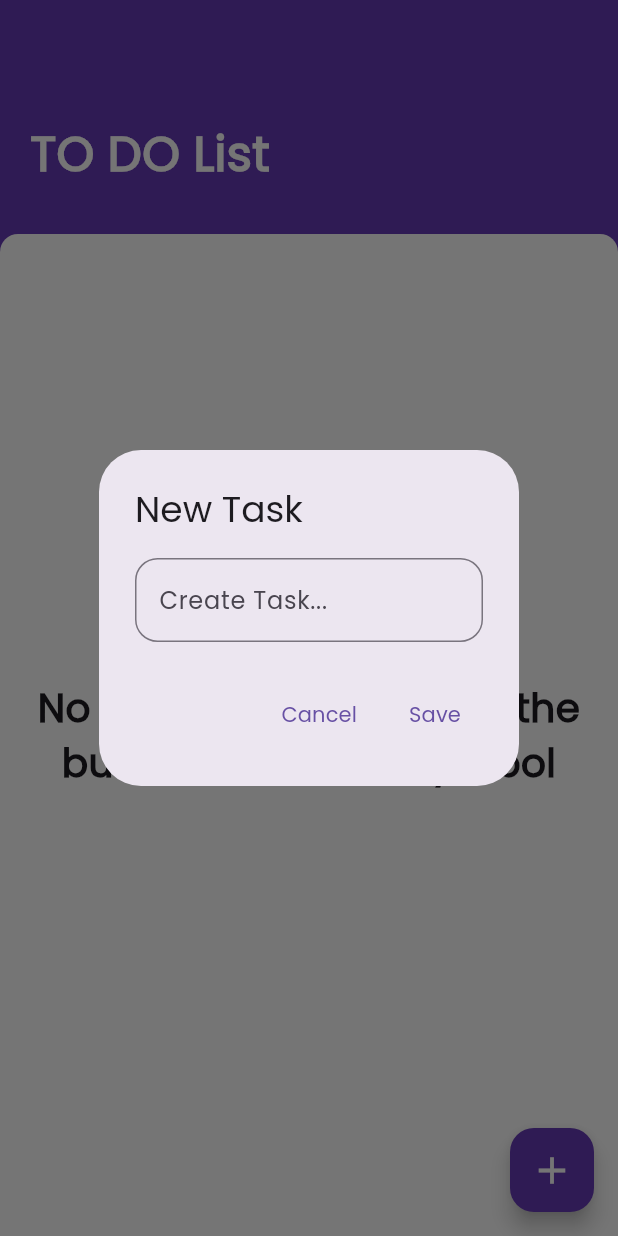
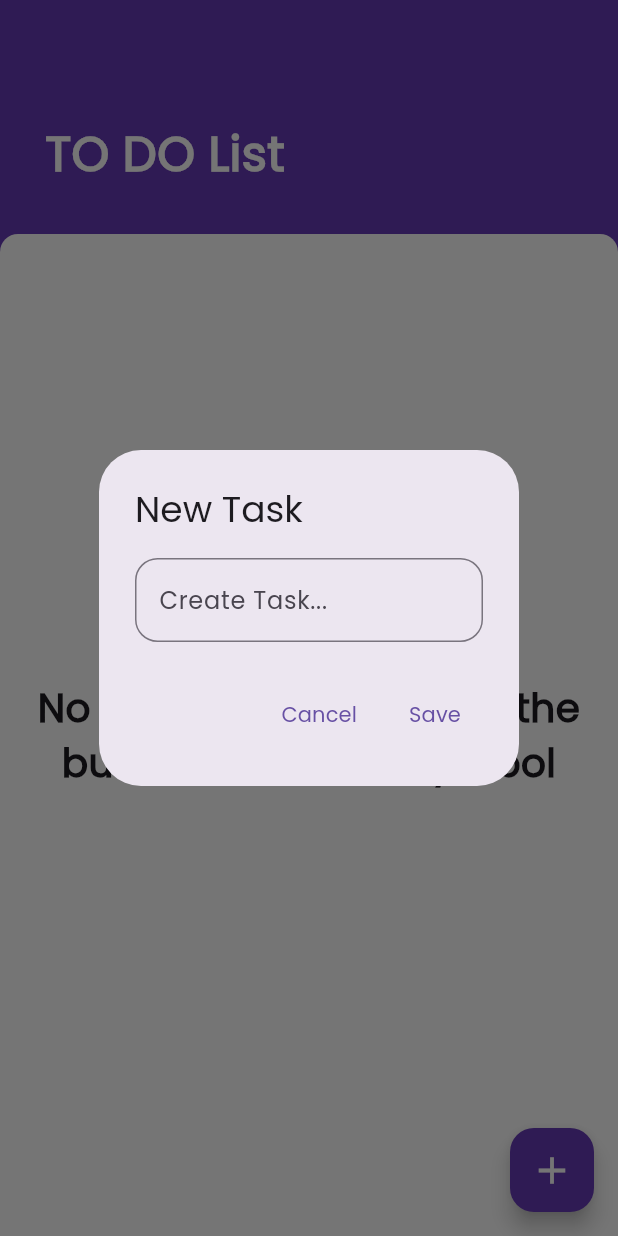
Before and after one commit to bodawy04/SCCI_task1, a Flutter app: the screen it shows after launch, after a tap on the "add" icon, on a phone screen of 412 x 824 dp. Run offline on Flutter 3.47's test engine with Material 3 defaults, Android fonts, the phone set to English and light mode, and no system bars; our stand-ins replace flutter_riverpod, riverpod_annotation, shared_preferences; generated files the repository leaves out were written again.

```diff
--- a/lib/to_do_list_screen.dart
+++ b/lib/to_do_list_screen.dart
@@ -46,9 +46,18 @@ class _ToDoList extends ConsumerState<ToDoList> {
         crossAxisAlignment: CrossAxisAlignment.start,
         children: [
           const SizedBox(height: 80),
-          const Padding(
-            padding: EdgeInsets.only(left: 20),
-            child: Text(
+          TweenAnimationBuilder(
+            tween: Tween<double>(begin: 0, end: 1),
+            duration: const Duration(milliseconds: 700),
+            builder: (BuildContext context, double val, Widget? child) =>
+                Opacity(
+              opacity: val,
+              child: Padding(
+                padding: EdgeInsets.only(left: val * 30),
+                child: child,
+              ),
+            ),
+            child: const Text(
               "TO DO List",
               style: TextStyle(
                   fontSize: 32,
@@ -191,7 +200,6 @@ class _ToDoList extends ConsumerState<ToDoList> {
   }
 
   void showDialogButton() {
-    print("pressed");
     showDialog(
         context: context,
         builder: (context) {
```
